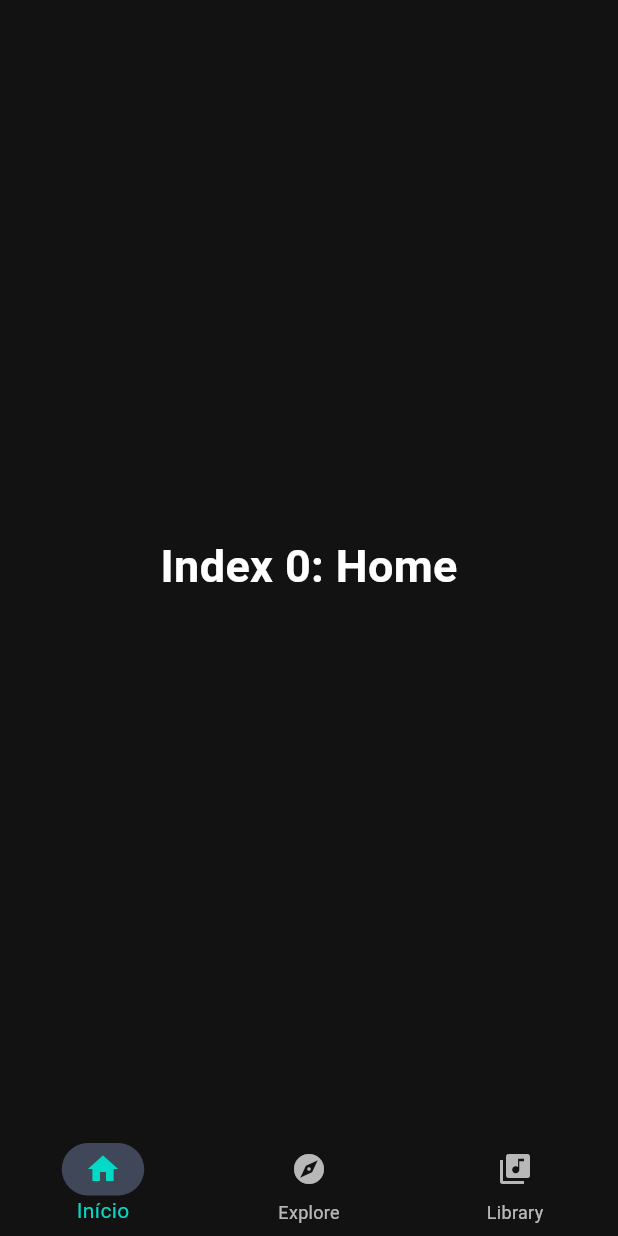
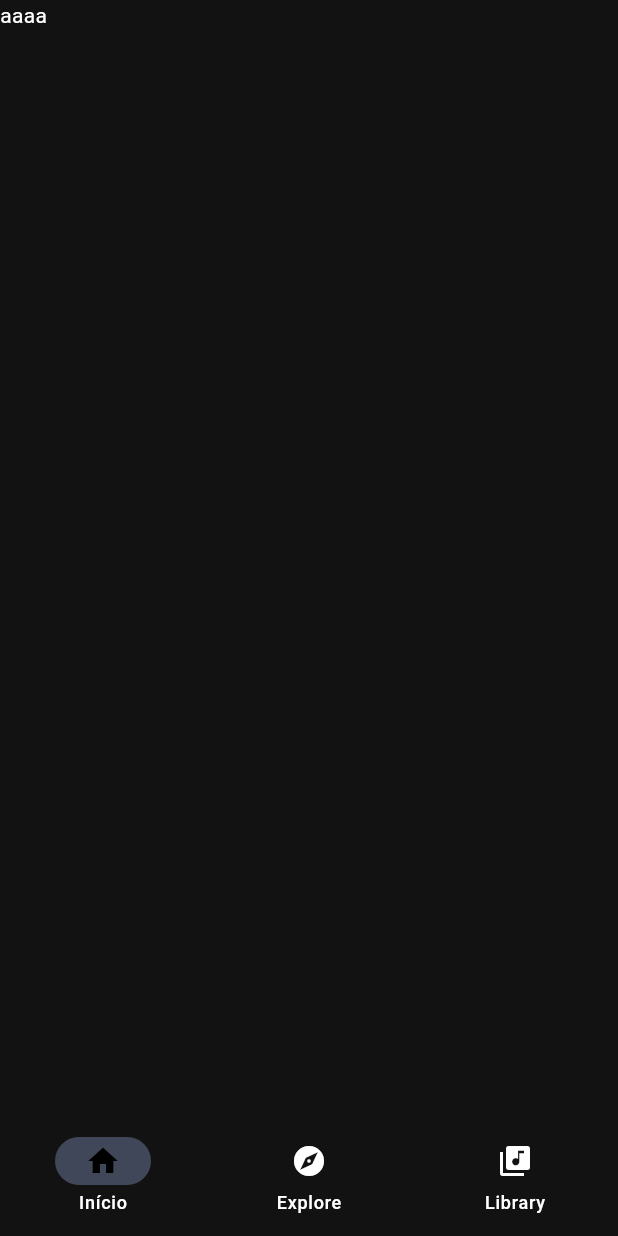
Before and after one commit to BrunoPascoa76/innertune-replica, a Flutter app: the screen it shows after launch, on a phone screen of 412 x 824 dp. Run offline on Flutter 3.47's test engine with Material 3 defaults, Android fonts, the phone set to English and light mode, and no system bars.

```diff
--- a/lib/widgets/navigationbar.dart
+++ b/lib/widgets/navigationbar.dart
@@ -12,50 +12,31 @@ class NavigationBarWidget extends StatefulWidget {
 class _BottomNavigationBarState extends State<NavigationBarWidget>{
   int _selectedIndex = 0;
 
-  void _onItemTapped(int index) {
-    setState(() {
-      _selectedIndex = index;
-    });
-  }
-
-  static const TextStyle optionStyle =
-      TextStyle(fontSize: 30, fontWeight: FontWeight.bold);
-  static const List<Widget> _widgetOptions = <Widget>[
-    Text(
-      'Index 0: Home',
-      style: optionStyle,
-    ),
-    Text(
-      'Index 1: Business',
-      style: optionStyle,
-    ),
-    LibraryScreen(),
+  final _pageOptions= <Widget>[
+    Text("aaaa"),
+    Text("bbbb"),
+    LibraryScreen()
   ];
 
   @override
   Widget build(BuildContext context) {
     return Scaffold(
-      body: Center(
-        child: _widgetOptions.elementAt(_selectedIndex),
-      ),
-      bottomNavigationBar: BottomNavigationBar(
-        items: <BottomNavigationBarItem>[
-          BottomNavigationBarItem(
-            icon: _buildIcon(Icon(Icons.home),_selectedIndex==0),
-            label: 'Início',
-          ),
-          BottomNavigationBarItem(
-            icon: _buildIcon(Icon(Icons.explore),_selectedIndex==1),
-            label: 'Explore',
-          ),
-          BottomNavigationBarItem(
-            icon: _buildIcon(Icon(Icons.library_music),_selectedIndex==2),
-            label: 'Library',
-          ),
-        ],
-        currentIndex: _selectedIndex,
-        onTap: _onItemTapped,
-      ),
+      bottomNavigationBar: NavigationBar(
+        onDestinationSelected: (int index) {
+          setState(() {
+            _selectedIndex=index;
+          });
+        },
+        indicatorColor: Color.fromARGB(255,64,71,89),
+        selectedIndex: _selectedIndex,
+        destinations: const <Widget>[
+          NavigationDestination(icon: Icon(Icons.home), label: "Início"),
+          NavigationDestination(icon: Icon(Icons.explore), label: "Explore"),
+          NavigationDestination(icon: Icon(Icons.library_music), label: "Library"),
+        ]),
+        body: SafeArea(
+          child:_pageOptions[_selectedIndex]
+        )
     );
   }
 
```
Also changed, not shown: lib/widgets/library.dart (+42 -9 lines).
